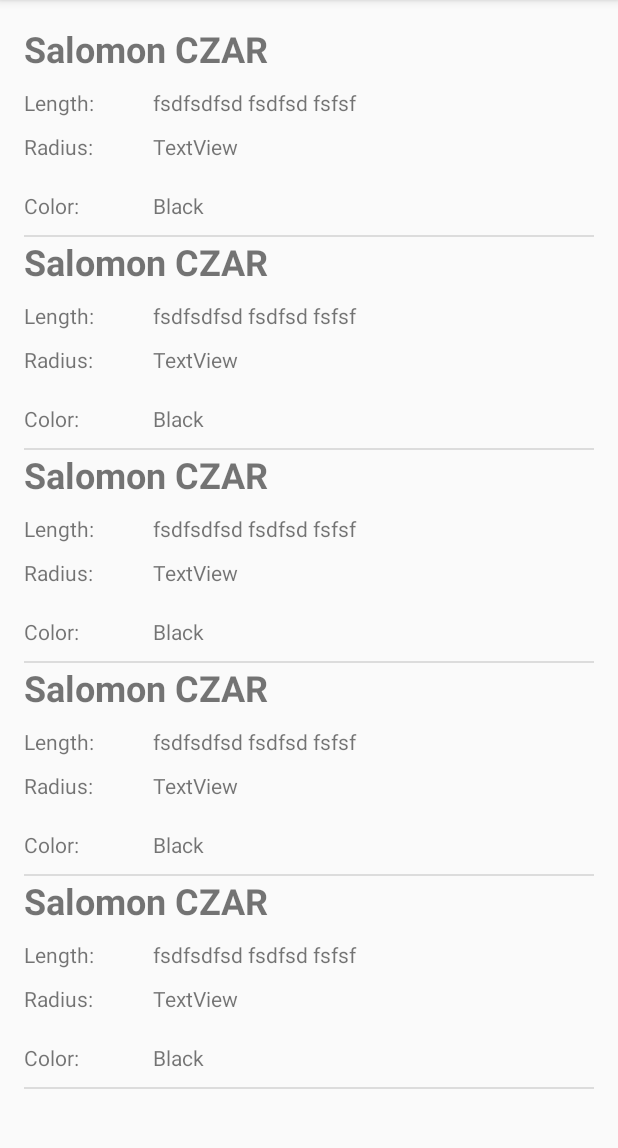
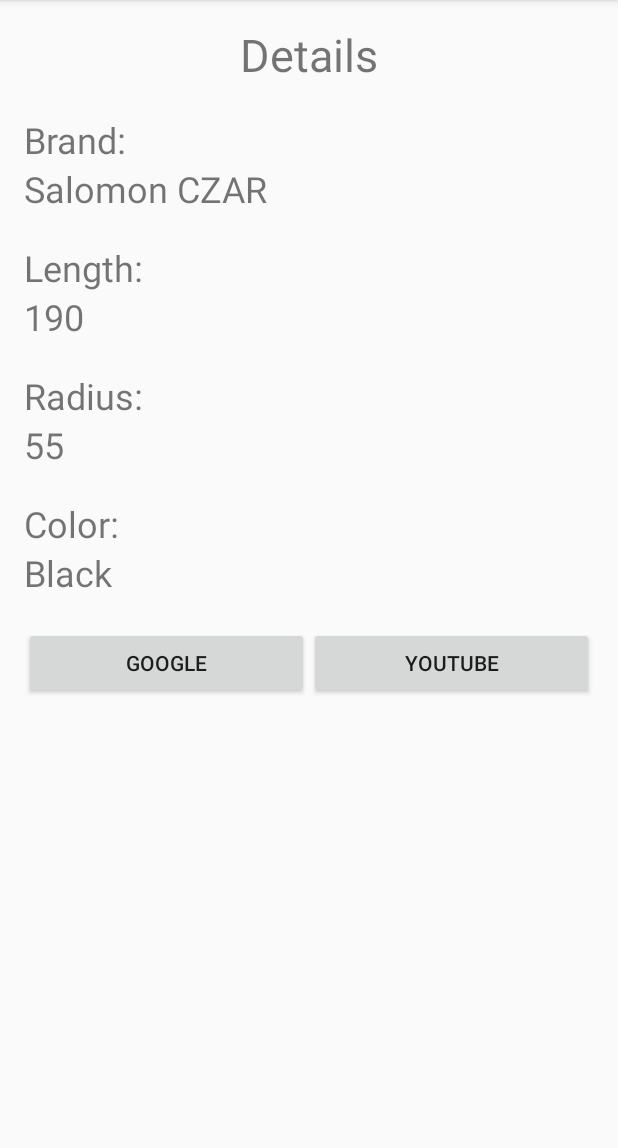
Before and after one commit to philgoeschl/FreeskiList, an Android app: the screen it shows after launch (MainActivity before the commit, ShowFreeskiActivity after it), after a tap on "Salomon CZAR", on a phone screen of 412 x 824 dp, the part 84-1232 px from its top. Run offline under Robolectric (Android 15) with nearby library versions, the phone set to English and light mode, and no system bars.

Commit message:
Button ACTION_VIEW

```diff
--- a/app/src/main/AndroidManifest.xml
+++ b/app/src/main/AndroidManifest.xml
@@ -15,6 +15,7 @@
                 <category android:name="android.intent.category.LAUNCHER" />
             </intent-filter>
         </activity>
+        <activity android:name=".ShowFreeskiActivity"></activity>
     </application>
 
 </manifest>
--- a/app/src/main/java/at/fh/swengb/freeskilist/CustomAdapter.java
+++ b/app/src/main/java/at/fh/swengb/freeskilist/CustomAdapter.java
@@ -20,9 +20,9 @@ public class CustomAdapter extends BaseAdapter {
     Context context;
     LayoutInflater inflter;
 
-    public CustomAdapter(Context applicationContext, List<Freeski> listUsers) {
+    public CustomAdapter(Context applicationContext, List<Freeski> listFreeski) {
         this.context = applicationContext;
-        this.listFreeski= listUsers;
+        this.listFreeski= listFreeski;
         inflter = (LayoutInflater.from(applicationContext));
     }
 
@@ -54,8 +54,8 @@ public class CustomAdapter extends BaseAdapter {
 
         Freeski freeski = listFreeski.get(i);
         viewBrand.setText(freeski.getBrand());
-        viewLength.setText(freeski.getLength());
-        viewRadius.setText(freeski.getRadius());
+        viewLength.setText(String.valueOf(freeski.getLength()));
+        viewRadius.setText(String.valueOf(freeski.getRadius()));
         viewColor.setText(freeski.getColor());
 
         return view;
--- a/app/src/main/java/at/fh/swengb/freeskilist/MainActivity.java
+++ b/app/src/main/java/at/fh/swengb/freeskilist/MainActivity.java
@@ -25,10 +25,11 @@ public class MainActivity extends AppCompatActivity implements AdapterView.OnIte
 
         listFreeski = new ArrayList<>();
         listFreeski.add(new Freeski("Salomon CZAR",190,55,"Black",true,true));
-        listFreeski.add(new Freeski("Salomon CZAR",190,55,"Black",true,true));
-        listFreeski.add(new Freeski("Salomon CZAR",190,55,"Black",true,true));
-        listFreeski.add(new Freeski("Salomon CZAR",190,55,"Black",true,true));
-        listFreeski.add(new Freeski("Salomon CZAR",190,55,"Black",true,true));
+        listFreeski.add(new Freeski("K2 Hellbent",189,22,"Black, Yellow, Blue",true,true));
+        listFreeski.add(new Freeski("Atomic Bent Chetler",192,20,"Light Brown",true,true));
+        listFreeski.add(new Freeski("Salomon Rocker2",184,26,"Black, White",true,true));
+        listFreeski.add(new Freeski("Atomic Automatic",186,19,"Red",true,true));
+        listFreeski.add(new Freeski("Salomon BBR",186,14,"Blue",true,true));
 
 
         myListView = (ListView) findViewById(R.id.myFreeskiList);
@@ -46,7 +47,7 @@ public class MainActivity extends AppCompatActivity implements AdapterView.OnIte
     public void onItemClick(AdapterView<?> parent, View view, int i, long id) {
         Freeski selectedFreeski = listFreeski.get(i);
         Intent intent = new Intent(view.getContext(),ShowFreeskiActivity.class);
-        intent.putExtra("user",selectedFreeski);
+        intent.putExtra("freeski",selectedFreeski);
         startActivity(intent);
     }
 }
--- a/app/src/main/java/at/fh/swengb/freeskilist/ShowFreeskiActivity.java
+++ b/app/src/main/java/at/fh/swengb/freeskilist/ShowFreeskiActivity.java
@@ -1,18 +1,16 @@
 package at.fh.swengb.freeskilist;
 
+import android.app.SearchManager;
 import android.content.Intent;
 import android.net.Uri;
+import android.support.v7.app.AppCompatActivity;
 import android.os.Bundle;
 import android.view.View;
 import android.widget.TextView;
 
 import at.fh.swengb.freeskilist.model.Freeski;
 
-/**
- * Created by phgo_000 on 22.11.2016.
- */
-
-public class ShowFreeskiActivity {
+public class ShowFreeskiActivity extends AppCompatActivity {
     private Freeski freeski;
 
     @Override
@@ -23,18 +21,27 @@ public class ShowFreeskiActivity {
         Intent intent = getIntent();
         freeski = (Freeski) intent.getExtras().get("freeski");
 
-        TextView viewBrand = (TextView) findViewById(R.id.textViewListBrand);
-        TextView viewLength = (TextView) findViewById(R.id.textViewListLength);
-        TextView viewRadius = (TextView) findViewById(R.id.textViewListRadius);
-        TextView viewColor = (TextView) findViewById(R.id.textViewListColor);
+        TextView viewFirstName = (TextView) findViewById(R.id.textViewListBrand);
+        TextView viewLastName = (TextView) findViewById(R.id.textViewListLength);
+        TextView viewAddress = (TextView) findViewById(R.id.textViewListRadius);
+        TextView viewPhone = (TextView) findViewById(R.id.textViewListColor);
 
-
-        viewBrand.setText(freeski.getBrand());
-        viewLength.setText(freeski.getLength());
-        viewRadius.setText(freeski.getRadius());
-        viewColor.setText(freeski.getColor());
+        viewFirstName.setText(freeski.getBrand());
+        viewLastName.setText(String.valueOf(freeski.getLength()));
+        viewAddress.setText(String.valueOf(freeski.getRadius()));
+        viewPhone.setText(freeski.getColor());
 
     }
 
+    public void webSearchBrand(View view) {
+        Uri uri = Uri.parse("http://www.google.com/#q="+freeski.getBrand());
+        Intent intent = new Intent(Intent.ACTION_VIEW, uri);
+        startActivity(intent);
+    }
 
+    public void youtubeSearchBrand(View view) {
+        Uri uri = Uri.parse("https://www.youtube.com/results?search_query="+freeski.getBrand());
+        Intent intent = new Intent(Intent.ACTION_VIEW, uri);
+        startActivity(intent);
+    }
 }
--- a/app/src/main/res/layout/activity_show_freeski.xml
+++ b/app/src/main/res/layout/activity_show_freeski.xml
@@ -19,63 +19,94 @@
         android:layout_alignParentStart="true">
 
         <TextView
-            android:text="Freeski Details"
+            android:text="Details"
             android:layout_width="match_parent"
             android:layout_height="wrap_content"
             android:id="@+id/textView"
-            android:textSize="30sp" />
+            android:textSize="30sp"
+            android:textAlignment="center" />
+
+        <TextView
+            android:text="Brand:"
+            android:layout_width="match_parent"
+            android:layout_height="wrap_content"
+            android:id="@+id/textViewBrand"
+            android:textSize="24sp"
+            android:layout_marginTop="20dp" />
 
         <TextView
             android:text="TextView"
             android:layout_width="match_parent"
             android:layout_height="wrap_content"
-            android:id="@+id/textViewBrand"
+            android:id="@+id/textViewListBrand"
+            android:textSize="24sp" />
+
+        <TextView
+            android:text="Length:"
+            android:layout_width="match_parent"
+            android:layout_height="wrap_content"
+            android:id="@+id/textViewLength"
             android:textSize="24sp"
-            android:layout_marginTop="30dp" />
+            android:layout_marginTop="20dp" />
 
         <TextView
             android:text="TextView"
             android:layout_width="match_parent"
             android:layout_height="wrap_content"
-            android:id="@+id/textViewLength"
+            android:id="@+id/textViewListLength"
             android:textSize="24sp" />
+
+        <TextView
+            android:text="Radius:"
+            android:layout_width="match_parent"
+            android:layout_height="wrap_content"
+            android:id="@+id/textViewRadius"
+            android:textSize="24sp"
+            android:layout_marginTop="20dp" />
 
         <TextView
             android:text="TextView"
             android:layout_width="match_parent"
             android:layout_height="wrap_content"
-            android:id="@+id/textViewRadius"
-            android:layout_marginTop="30dp"
+            android:id="@+id/textViewListRadius"
             android:textSize="24sp" />
+
+        <TextView
+            android:text="Color:"
+            android:layout_width="match_parent"
+            android:layout_height="wrap_content"
+            android:id="@+id/textViewColor"
+            android:textSize="24sp"
+            android:layout_marginTop="20dp" />
 
         <TextView
             android:text="TextView"
             android:layout_width="match_parent"
             android:layout_height="wrap_content"
-            android:id="@+id/textViewColor"
+            android:id="@+id/textViewListColor"
             android:textSize="24sp" />
 
         <LinearLayout
             android:orientation="horizontal"
             android:layout_width="match_parent"
             android:layout_height="wrap_content"
-            android:layout_marginTop="30dp">
+            android:layout_marginTop="20dp">
 
             <Button
-                android:text="Show"
+                android:text="Google"
                 android:layout_width="wrap_content"
                 android:layout_height="wrap_content"
-                android:id="@+id/buttonMap"
+                android:id="@+id/buttonGoogleSearch"
                 android:layout_weight="1"
-                android:onClick="showOnMap" />
+                android:onClick="webSearchBrand" />
 
             <Button
-                android:text="Call"
+                android:text="Youtube"
                 android:layout_width="wrap_content"
                 android:layout_height="wrap_content"
                 android:id="@+id/buttonCall"
                 android:layout_weight="1"
-                android:onClick="call" />
+                android:onClick="youtubeSearchBrand" />
         </LinearLayout>
 
     </LinearLayout>
--- a/app/src/main/res/layout/row_item.xml
+++ b/app/src/main/res/layout/row_item.xml
@@ -20,70 +20,61 @@
     <LinearLayout
         android:orientation="horizontal"
         android:layout_width="match_parent"
-        android:layout_height="wrap_content"
-        android:layout_marginTop="10dp">
+        android:layout_height="wrap_content">
 
         <TextView
             android:text="Length:"
-            android:layout_width="match_parent"
+            android:layout_width="wrap_content"
             android:layout_height="wrap_content"
-            android:id="@+id/textView3"
-            android:layout_weight="4" />
+            android:id="@+id/textView2"
+            android:layout_weight="1" />
 
         <TextView
-            android:text="fsdfsdfsd fsdfsd fsfsf"
-            android:layout_width="match_parent"
+            android:text="TextView"
+            android:layout_width="wrap_content"
             android:layout_height="wrap_content"
             android:id="@+id/textViewListLength"
-            android:layout_weight="1"
-            android:layout_marginLeft="10dp" />
+            android:layout_weight="1" />
+    </LinearLayout>
 
-    </LinearLayout>
     <LinearLayout
         android:orientation="horizontal"
         android:layout_width="match_parent"
-        android:layout_height="wrap_content"
-        android:layout_marginTop="10dp"
-        android:layout_marginBottom="10dp">
+        android:layout_height="wrap_content">
 
         <TextView
             android:text="Radius:"
-            android:layout_width="match_parent"
+            android:layout_width="wrap_content"
             android:layout_height="wrap_content"
             android:id="@+id/textView4"
-            android:layout_weight="4" />
+            android:layout_weight="1" />
 
         <TextView
             android:text="TextView"
-            android:layout_width="match_parent"
+            android:layout_width="wrap_content"
             android:layout_height="wrap_content"
             android:id="@+id/textViewListRadius"
-            android:layout_weight="1"
-            android:layout_marginLeft="10dp" />
+            android:layout_weight="1" />
+    </LinearLayout>
 
-    </LinearLayout>
     <LinearLayout
         android:orientation="horizontal"
         android:layout_width="match_parent"
-        android:layout_height="wrap_content"
-        android:layout_marginTop="10dp"
-        android:layout_marginBottom="10dp">
+        android:layout_height="wrap_content">
 
         <TextView
             android:text="Color:"
-            android:layout_width="match_parent"
+            android:layout_width="wrap_content"
             android:layout_height="wrap_content"
-            android:id="@+id/textView4"
-            android:layout_weight="4" />
+            android:id="@+id/textView6"
+            android:layout_weight="1" />
 
         <TextView
             android:text="TextView"
-            android:layout_width="match_parent"
+            android:layout_width="wrap_content"
             android:layout_height="wrap_content"
             android:id="@+id/textViewListColor"
-            android:layout_weight="1"
-            android:layout_marginLeft="10dp" />
-
+            android:layout_weight="1" />
     </LinearLayout>
 
 
```
